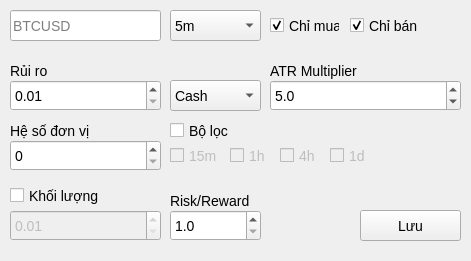
Qt form ui/EditWindow.ui (nguyenvantat1182002/rsi-signal-bot) before a commit.
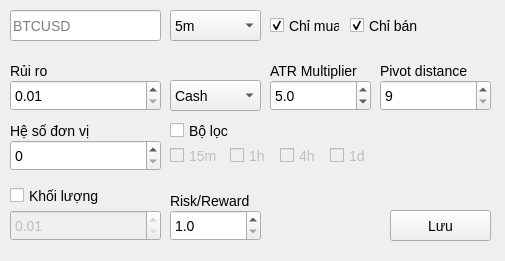
The same form after that commit.

Diff of the .ui file:
```diff
--- a/ui/EditWindow.ui
+++ b/ui/EditWindow.ui
@@ -6,22 +6,10 @@
    <rect>
     <x>0</x>
     <y>0</y>
-    <width>471</width>
+    <width>505</width>
     <height>261</height>
    </rect>
   </property>
-  <property name="minimumSize">
-   <size>
-    <width>471</width>
-    <height>261</height>
-   </size>
-  </property>
-  <property name="maximumSize">
-   <size>
-    <width>471</width>
-    <height>261</height>
-   </size>
-  </property>
   <property name="windowTitle">
    <string>TRADER 3 - EDIT</string>
   </property>
@@ -133,7 +121,7 @@
    <widget class="QPushButton" name="pushButton">
     <property name="geometry">
      <rect>
-      <x>360</x>
+      <x>390</x>
       <y>210</y>
       <width>101</width>
       <height>31</height>
@@ -406,7 +394,7 @@
      <rect>
       <x>270</x>
       <y>80</y>
-      <width>191</width>
+      <width>101</width>
       <height>31</height>
      </rect>
     </property>
@@ -426,6 +414,35 @@
      <double>5.000000000000000</double>
     </property>
    </widget>
+   <widget class="QSpinBox" name="spinBox_4">
+    <property name="geometry">
+     <rect>
+      <x>380</x>
+      <y>80</y>
+      <width>111</width>
+      <height>31</height>
+     </rect>
+    </property>
+    <property name="minimum">
+     <number>9</number>
+    </property>
+    <property name="maximum">
+     <number>999999</number>
+    </property>
+   </widget>
+   <widget class="QLabel" name="label_5">
+    <property name="geometry">
+     <rect>
+      <x>380</x>
+      <y>60</y>
+      <width>91</width>
+      <height>21</height>
+     </rect>
+    </property>
+    <property name="text">
+     <string>Pivot distance</string>
+    </property>
+   </widget>
   </widget>
  </widget>
  <resources/>
```
